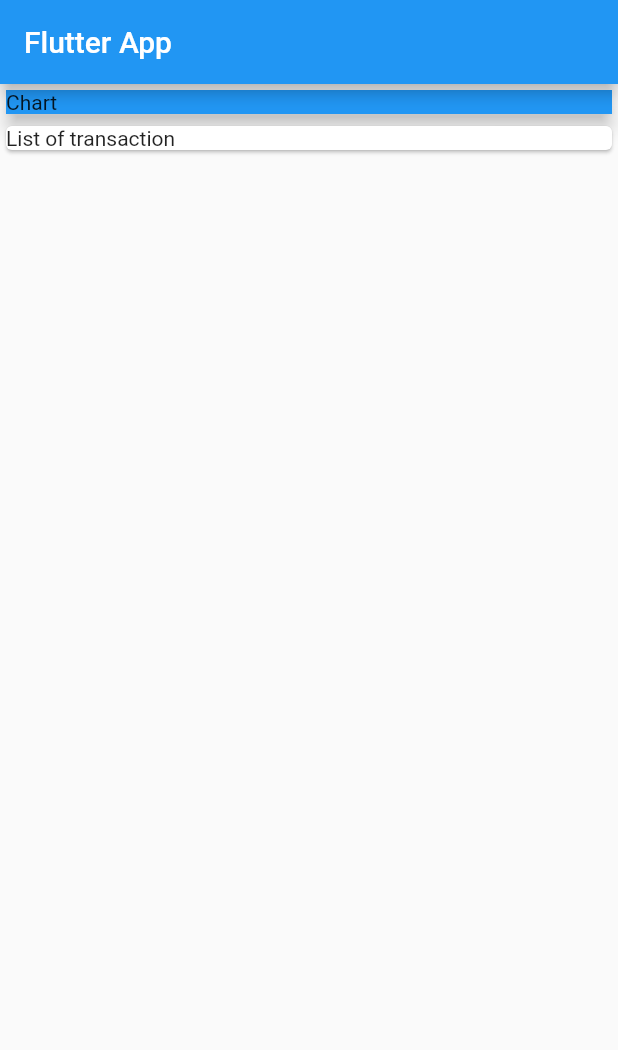
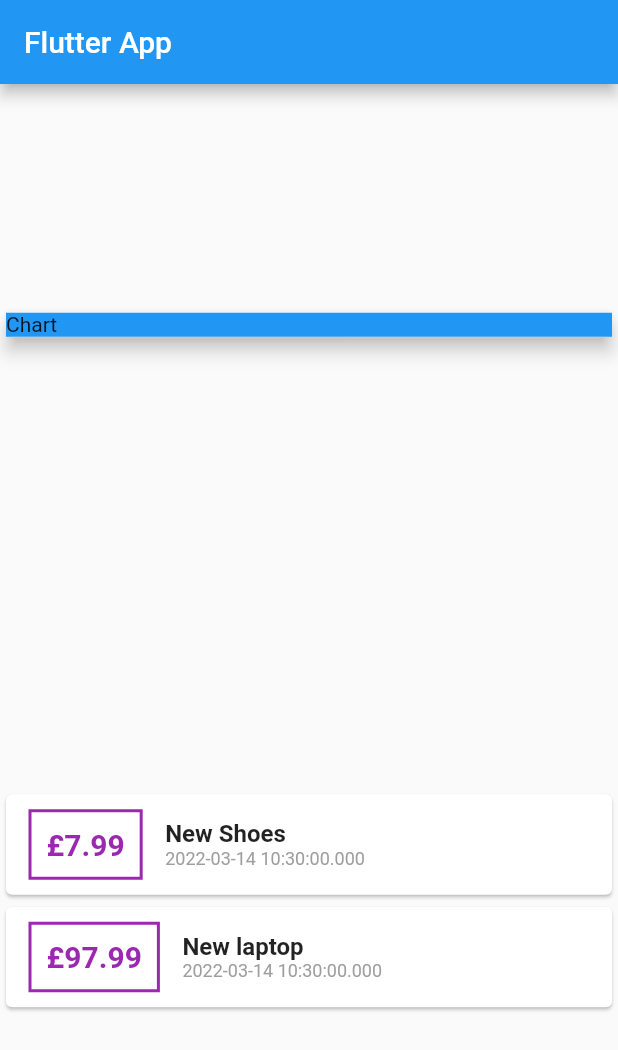
Before and after one commit to georgebolarakis/first_app, a Flutter app: the screen it shows after launch, on a phone screen of 412 x 824 dp. Shown: the top 1050 px of the screen. Run offline on Flutter 3.47's test engine with Material 2 defaults, Android fonts, the phone set to English and light mode, and no system bars.

Commit message:
initial styling

```diff
--- a/first_real_app/first_real_app/lib/main.dart
+++ b/first_real_app/first_real_app/lib/main.dart
@@ -1,4 +1,5 @@
 import 'package:flutter/material.dart';
+import './transaction.dart';
 
 void main() => runApp(MyApp());
 
@@ -13,6 +14,24 @@
 }
 
 class MyHomePage extends StatelessWidget {
+  //we are adding a map for the transaction since it will hold diffrent data
+  //in this case though we will create a class for defining the object
+  //and we call it here by creating a list of transaction that will hold an empty list of transactions
+  final List<Transaction> transactions = [
+    Transaction(
+      amount: 7.99,
+      date: DateTime.now(),
+      id: "t1",
+      title: "New Shoes",
+    ),
+    Transaction(
+      amount: 97.99,
+      date: DateTime.now(),
+      id: "t2",
+      title: "New laptop",
+    ),
+  ];
+
   @override
   Widget build(BuildContext context) {
     return Scaffold(
@@ -21,6 +40,9 @@
       ),
       //we add a column to add two items in there
       body: Column(
+        //experiment with the different kinds of mainAxisAlignment
+        mainAxisAlignment: MainAxisAlignment.spaceAround,
+        crossAxisAlignment: CrossAxisAlignment.center,
         children: <Widget>[
           //we are adding two areas
           //the first
@@ -38,12 +60,67 @@
             elevation: 5,
           ),
           //The second area
-          Container(
-            width: double.infinity,
-            child: Card(
-              child: Text("List of transaction"),
-            ),
-          ),
+          // Container(
+          //   width: double.infinity,
+          //   child: Card(
+          //     color: Colors.red,
+          //     child: Text("List of transaction"),
+          //   ),
+          // ),
+          Column(
+            //we will transform the list of transactions to a list of cards where each card puts the title of the transaction
+            //map gets a variable and a function in the curly
+            children: transactions.map((tx) {
+              //we add the values of tx into the card
+              return Card(
+                child: Row(
+                  children: <Widget>[
+                    Container(
+                      //adding space between the row inside the container
+                      margin: EdgeInsets.symmetric(
+                        vertical: 10,
+                        horizontal: 15,
+                      ),
+                      //adding bold border with a width
+                      decoration: BoxDecoration(
+                        border: Border.all(
+                          color: Colors.purple,
+                          width: 2,
+                        ),
+                      ),
+                      padding: EdgeInsets.all(10),
+                      child: Text(
+                        ("£" + tx.amount.toString()),
+                        style: TextStyle(
+                            fontWeight: FontWeight.bold,
+                            fontSize: 20,
+                            color: Colors.purple),
+                      ),
+                    ),
+                    Column(
+                      crossAxisAlignment: CrossAxisAlignment.start,
+                      children: <Widget>[
+                        Text(
+                          tx.title,
+                          style: TextStyle(
+                            fontSize: 16,
+                            fontWeight: FontWeight.bold,
+                          ),
+                        ),
+                        Text(
+                          tx.date.toString(),
+                          style: TextStyle(
+                            fontSize: 12,
+                            color: Colors.grey,
+                          ),
+                        ),
+                      ],
+                    )
+                  ],
+                ),
+              );
+            }).toList(),
+          )
         ],
       ),
     );
--- /dev/null
+++ b/first_real_app/first_real_app/lib/transaction.dart
@@ -0,0 +1,17 @@
+//import 'package:flutter/material.dart';
+import 'package:flutter/foundation.dart';
+
+class Transaction {
+  final String id;
+  final String title;
+  final double amount;
+  final DateTime date;
+
+  //adding the name arguments in curly, it maps the names to the value
+  Transaction({
+    required this.amount,
+    required this.date,
+    required this.id,
+    required this.title,
+  });
+}
```
